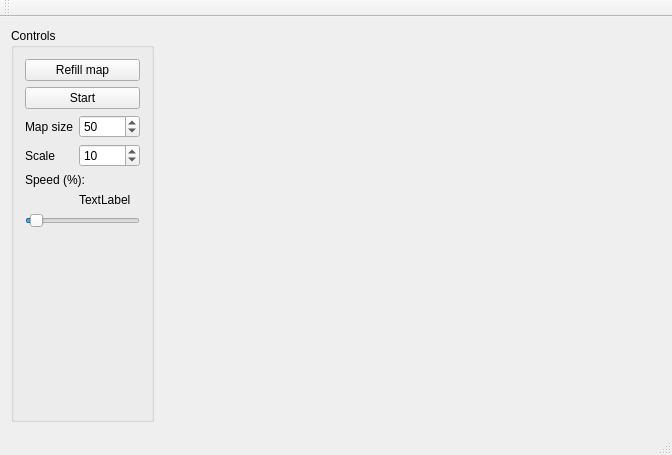
Above: ConwaysGameOfLife/mainwindow.ui from drsanyo/GameOfLife before the change. Below: the same form after it.
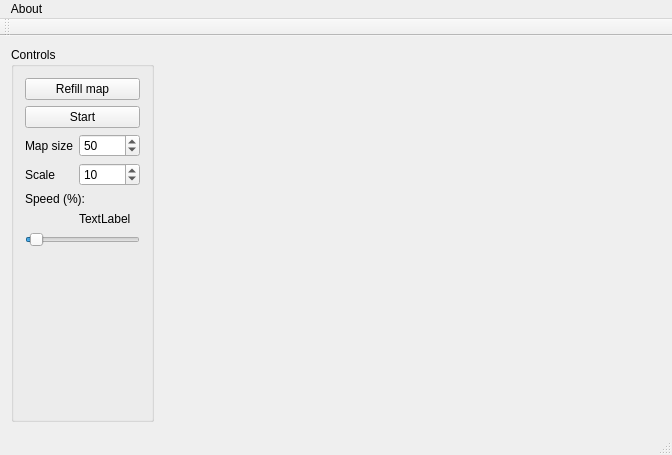
That is the form after the change.

Patch:
```diff
--- a/ConwaysGameOfLife/mainwindow.ui
+++ b/ConwaysGameOfLife/mainwindow.ui
@@ -131,6 +131,15 @@
      <height>21</height>
     </rect>
    </property>
+   <widget class="QMenu" name="menuAbout">
+    <property name="title">
+     <string>About</string>
+    </property>
+    <addaction name="actionSelf_Testing"/>
+    <addaction name="separator"/>
+    <addaction name="actionAbout"/>
+   </widget>
+   <addaction name="menuAbout"/>
   </widget>
   <widget class="QToolBar" name="mainToolBar">
    <attribute name="toolBarArea">
```
Left out of the diff: 12 changed lines with no effect on the pictures.
